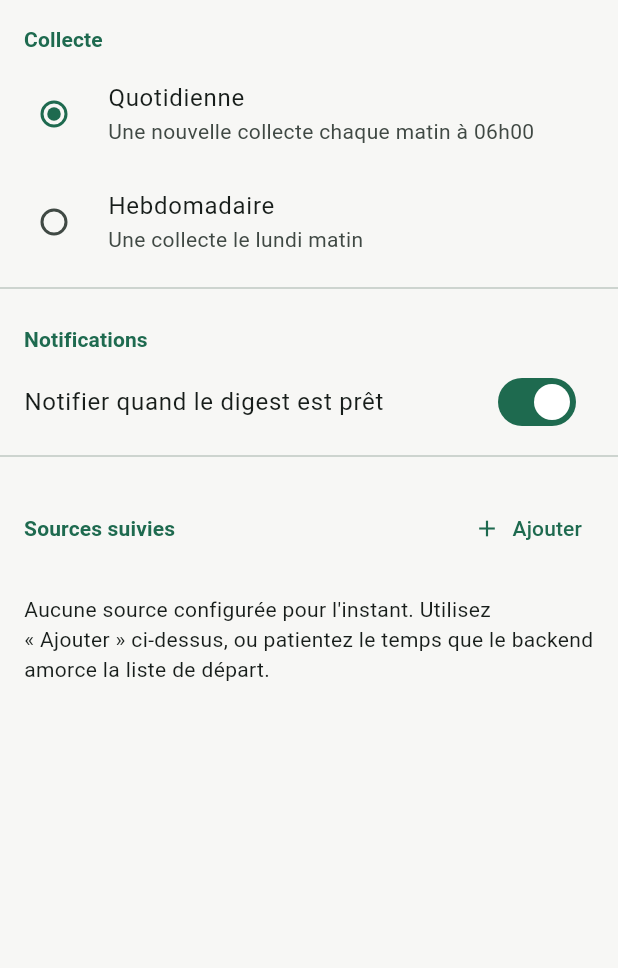
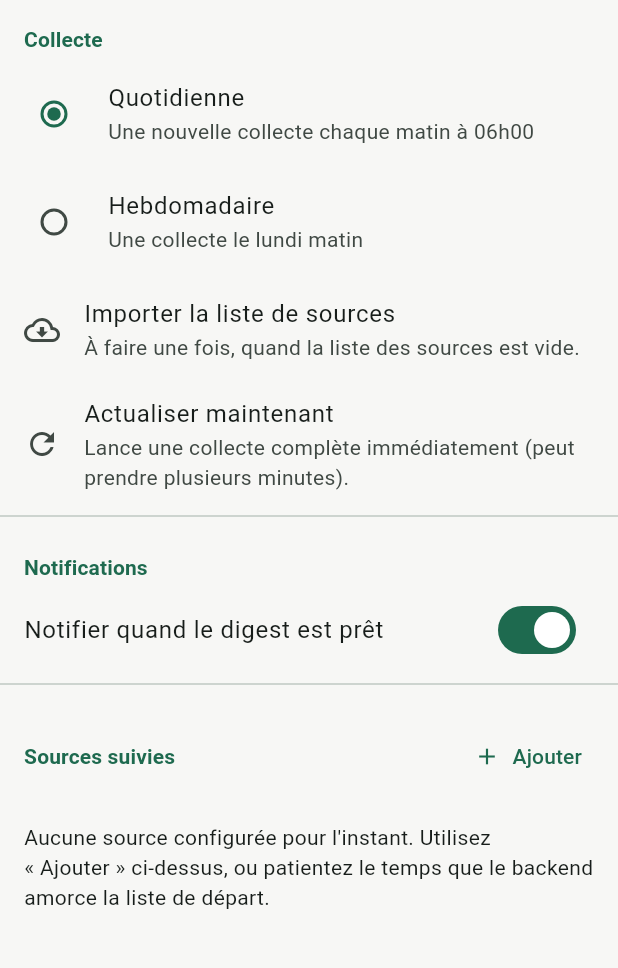
Before and after one commit to lardiamarcel-hub/RevPress, a Flutter app: the SettingsScreen screen opened directly, on a phone screen of 412 x 824 dp, the part 84-1052 px from its top. Run offline on Flutter 3.47's test engine with Material 3 defaults, Android fonts, the phone set to English and light mode, and no system bars; our stand-ins replace cloud_firestore, cloud_functions, firebase_auth, firebase_core, firebase_messaging, flutter_local_notifications; accounts and stored records are empty; network calls fail.

Commit message:
Wire up manual source import and refresh buttons in Settings
The backend already had seedSources and manualRefresh Cloud Functions,
but nothing in the app ever called them — so the sources collection
stayed empty until the 06:00 scheduled run, with no way to trigger it
sooner or see it happen. Fixes the gap the user hit: "la base de
données n'a pas été importée".

- New CloudFunctionsService wraps both callables through
  cloud_functions, degrading to a clear message (not a crash) when
  Firebase isn't configured for this build — same pattern as
  FirestoreService.
- Settings > Collecte gains two actions: "Importer la liste de
  sources" (fast, free, idempotent) and "Actualiser maintenant" (full
  collect+classify+digest cycle, can take minutes since every article
  is classified by Claude) — each with a loading state and a result
  snackbar.

Co-Authored-By: Claude Sonnet 5 <noreply@anthropic.com>
Claude-Session: https://claude.ai/code/session_013howDdS3Eb4tKqYBVWsWj7

```diff
--- a/mobile/lib/screens/settings/settings_screen.dart
+++ b/mobile/lib/screens/settings/settings_screen.dart
@@ -4,6 +4,7 @@ import 'package:provider/provider.dart';
 import '../../config/theme_angles.dart';
 import '../../models/source_config.dart';
 import '../../providers/settings_provider.dart';
+import '../../services/cloud_functions_service.dart';
 import '../../services/firestore_service.dart';
 import 'source_form_dialog.dart';
 
@@ -38,6 +39,7 @@ class SettingsScreen extends StatelessWidget {
                   groupValue: settings.frequence,
                   onChanged: (value) => settings.setFrequence(value!),
                 ),
+                const _RefreshActions(),
                 const Divider(),
                 const _SectionHeader('Notifications'),
                 SwitchListTile(
@@ -72,6 +74,71 @@ class _SectionHeader extends StatelessWidget {
               fontWeight: FontWeight.bold,
             ),
       ),
+    );
+  }
+}
+
+/// Actions manuelles côté serveur : importer la liste de sources de départ
+/// (rapide, gratuit) et lancer une collecte complète immédiatement au lieu
+/// d'attendre la prochaine collecte planifiée (plus long, appelle l'IA).
+class _RefreshActions extends StatefulWidget {
+  const _RefreshActions();
+
+  @override
+  State<_RefreshActions> createState() => _RefreshActionsState();
+}
+
+class _RefreshActionsState extends State<_RefreshActions> {
+  bool _seeding = false;
+  bool _refreshing = false;
+
+  Future<void> _runSeed() async {
+    final service = context.read<CloudFunctionsService>();
+    setState(() => _seeding = true);
+    final result = await service.seedSources();
+    if (!mounted) return;
+    setState(() => _seeding = false);
+    ScaffoldMessenger.of(context).showSnackBar(SnackBar(content: Text(result.message)));
+  }
+
+  Future<void> _runRefresh() async {
+    final service = context.read<CloudFunctionsService>();
+    setState(() => _refreshing = true);
+    final result = await service.manualRefresh();
+    if (!mounted) return;
+    setState(() => _refreshing = false);
+    ScaffoldMessenger.of(context).showSnackBar(SnackBar(content: Text(result.message)));
+  }
+
+  @override
+  Widget build(BuildContext context) {
+    return Column(
+      children: [
+        ListTile(
+          leading: _seeding
+              ? const SizedBox(
+                  width: 24,
+                  height: 24,
+                  child: CircularProgressIndicator(strokeWidth: 2),
+                )
+              : const Icon(Icons.cloud_download_outlined),
+          title: const Text('Importer la liste de sources'),
+          subtitle: const Text('À faire une fois, quand la liste des sources est vide.'),
+          onTap: (_seeding || _refreshing) ? null : _runSeed,
+        ),
+        ListTile(
+          leading: _refreshing
+              ? const SizedBox(
+                  width: 24,
+                  height: 24,
+                  child: CircularProgressIndicator(strokeWidth: 2),
+                )
+              : const Icon(Icons.refresh),
+          title: const Text('Actualiser maintenant'),
+          subtitle: const Text('Lance une collecte complète immédiatement (peut prendre plusieurs minutes).'),
+          onTap: (_seeding || _refreshing) ? null : _runRefresh,
+        ),
+      ],
     );
   }
 }
--- a/mobile/pubspec.yaml
+++ b/mobile/pubspec.yaml
@@ -17,6 +17,7 @@ dependencies:
   cloud_firestore: ^5.4.4
   firebase_auth: ^5.3.2
   firebase_messaging: ^15.1.4
+  cloud_functions: ^5.1.4
 
   # State management
   provider: ^6.1.2
```
Also changed, not shown: mobile/lib/main.dart (+7 -0 lines), mobile/lib/services/cloud_functions_service.dart (added, +72 -0 lines).
